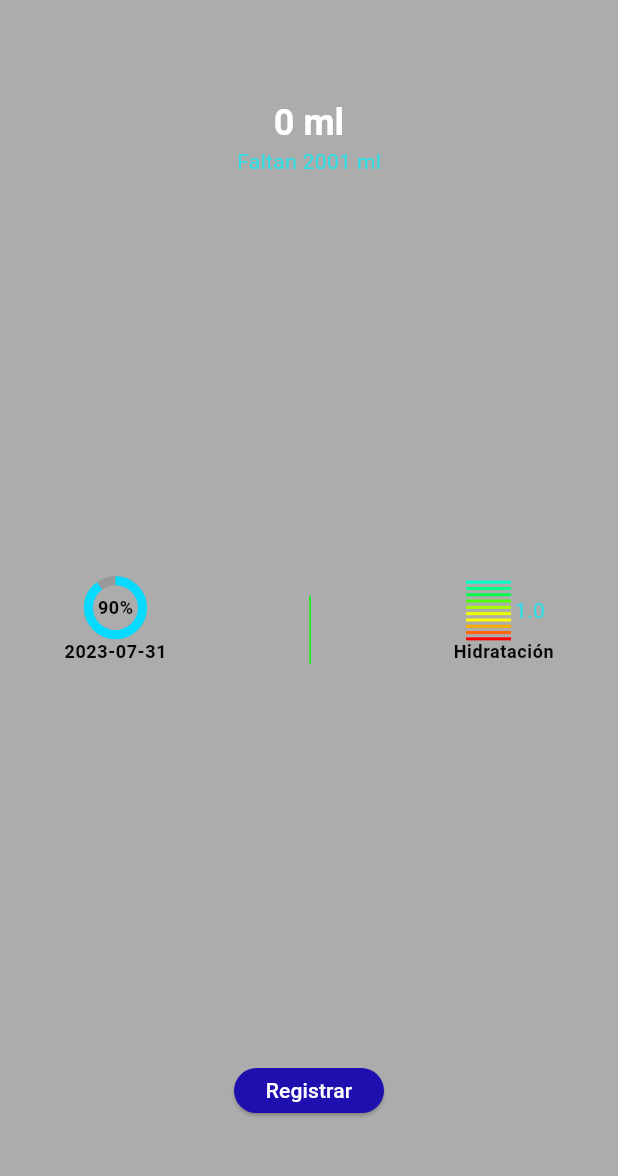
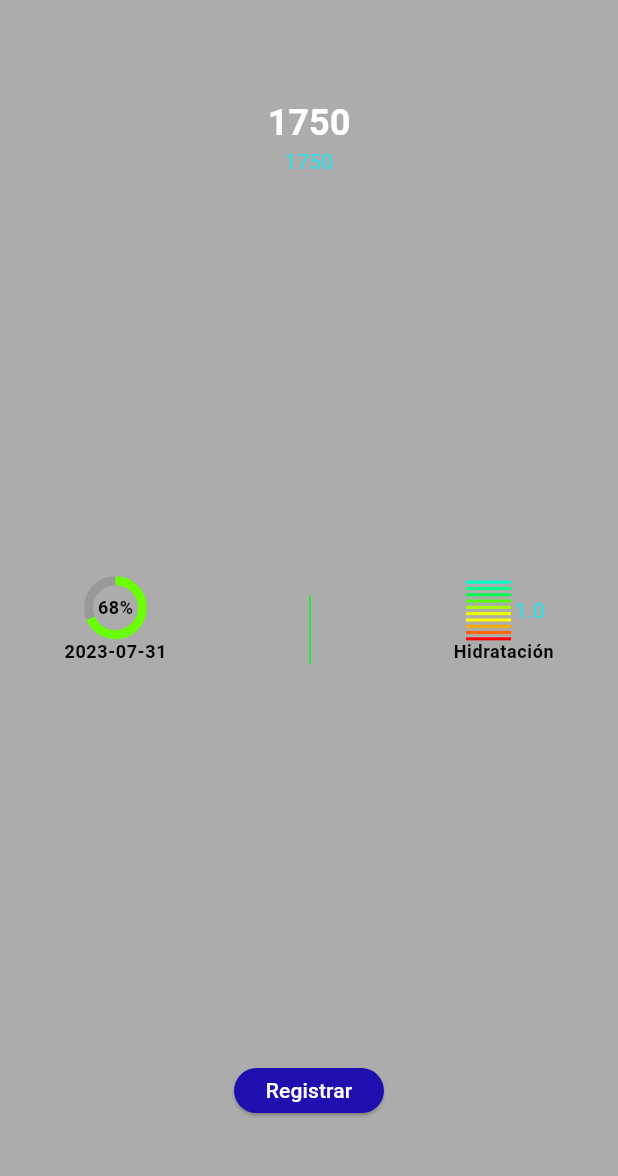
Before and after one commit to JosueRecoba/Wear-counter-app, a Flutter app: the screen it shows after launch, on a phone screen of 412 x 824 dp, the part 24-1200 px from its top. Run offline on Flutter 3.47's test engine with Material 2 defaults, Android fonts, the phone set to English and light mode, and no system bars.

Commit message:
VAriables de Agua

```diff
--- a/lib/screens/star_screem.dart
+++ b/lib/screens/star_screem.dart
@@ -8,12 +8,16 @@
 class StartScreen extends StatefulWidget {
   const StartScreen({Key? key}) : super(key: key);
 
+  final int valueWater = 1750;
+  final int totalValue = 2550;
+
   @override
   State<StartScreen> createState() => _StartScreenState();
 }
 
 class _StartScreenState extends State<StartScreen> {
-
+  get valueWater => widget.valueWater;
+  get totalValue => widget.totalValue;
 
   @override
   Widget build(BuildContext context) {
@@ -48,11 +52,11 @@
     return Column(
       children: [
         Text(
-          '0 ml',
+          valueWater.toString(),
           style: Theme.of(context).textTheme.headlineSmall,
         ),
         Text(
-          'Faltan 2001 ml',
+          valueWater.toString(),
           style: Theme.of(context).textTheme.bodyMedium,
         )
       ],
@@ -81,14 +85,14 @@
           child: Stack(
             alignment: Alignment.center,
             children: [
-              const CircularProgressIndicator(
+              CircularProgressIndicator(
                 strokeWidth: 6,
-                value: .9,
-                color: Color.fromARGB(255, 7, 218, 255),
-                backgroundColor: Color.fromARGB(58, 88, 88, 88),
+                value: valueWater * 100 / totalValue / 100,
+                color: const Color.fromARGB(255, 106, 255, 7),
+                backgroundColor: const Color.fromARGB(58, 88, 88, 88),
               ),
               Text(
-                '90%',
+                '${valueWater * 100 ~/ totalValue}%',
                 style: Theme.of(context).textTheme.bodySmall,
               ),
             ],
```
